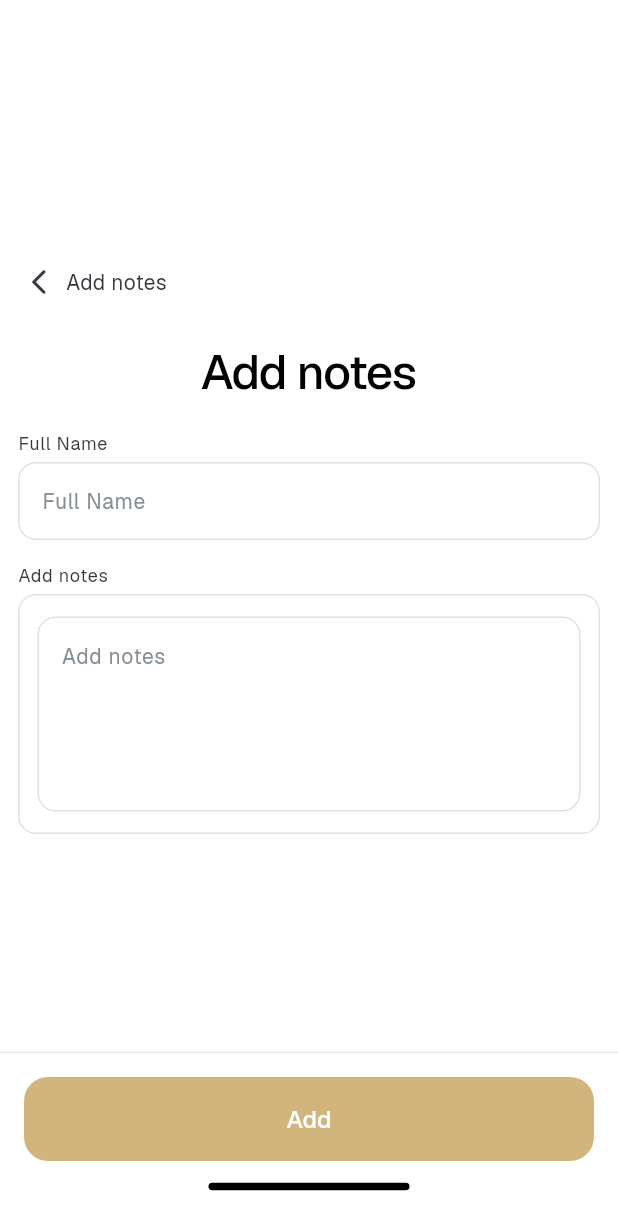
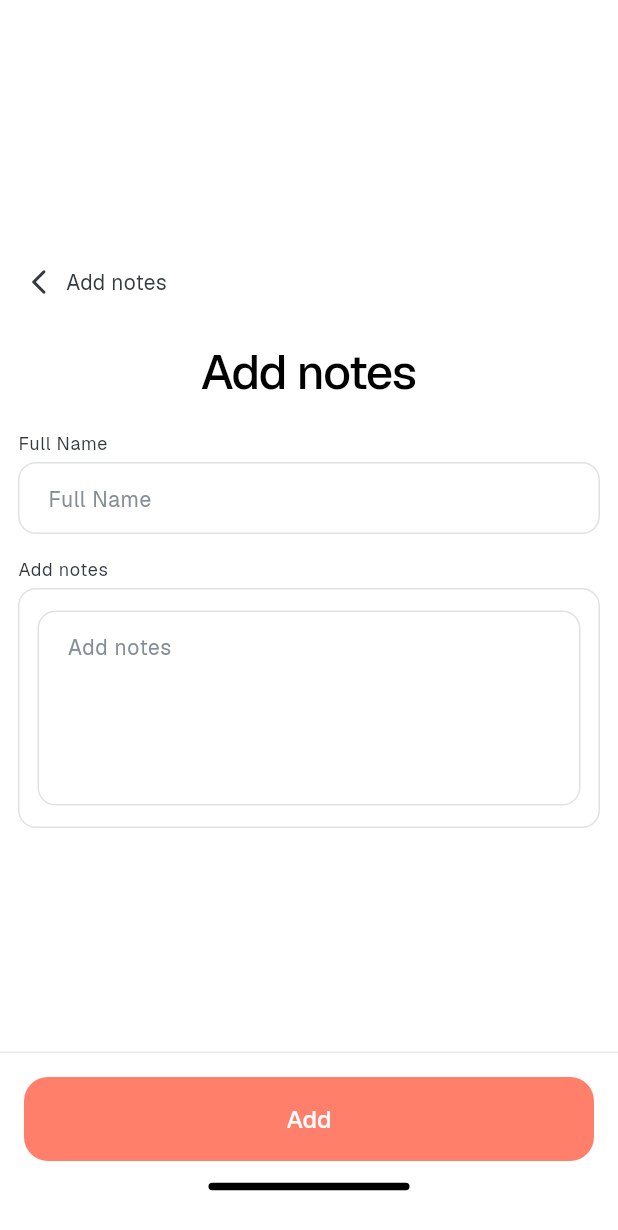
Before and after one commit to sarvarbeksoporboyev8-debug/sweets, a Flutter app: the AddNotesScreen screen opened by its route, on a phone screen of 412 x 824 dp. Shown: the top 1230 px of the screen. Run offline on Flutter 3.47's test engine with Material 3 defaults, Android fonts, the phone set to English and light mode, and no system bars; accounts and stored records are empty; project files that could hold a hidden picture were left out.

Commit message:
Update core color system: pastel colors, coral primary, and theme
Co-authored-by: sarvarbeksoporboyev8-debug <251588596+sarvarbeksoporboyev8-debug@users.noreply.github.com>

```diff
--- a/lib/constants/colors.dart
+++ b/lib/constants/colors.dart
@@ -2,40 +2,83 @@ import 'package:flutter/material.dart';
 
 /// Color constants for the Sweets app
 ///
-/// Production theme colors:
-/// - Top Bar: #FFFFFF (Pure white) - AppBar/header backgrounds
-/// - Cream Background: #F6EFE3 (RGB 246, 239, 227) - Main screen backgrounds
-/// - Card White: #FFFFFF (Pure white) - Card surfaces
-/// - Primary Accent: #D1B57C (RGB 209, 181, 124) - Primary buttons and key accents
+/// Production theme colors - Pastel Rainbow with Coral/Red Primary:
+/// - Page Background: #FFFFFF (Pure white) - Main screen backgrounds
+/// - Card Colors: Pastel rainbow rotation (purple, cyan, peach, yellow)
+/// - Primary Button: #FF7F6B (Coral/Red) - Primary buttons and key accents
 class SweetsColors {
+  // ===== PASTEL CARD COLORS =====
+  static const Color cardPurple = Color(0xFFC9B5E0);    // Purple/Lavender
+  static const Color cardCyan = Color(0xFFA8E6E1);      // Cyan/Turquoise
+  static const Color cardPeach = Color(0xFFF5D5C8);     // Peach/Coral (light)
+  static const Color cardYellow = Color(0xFFF5F0C8);    // Yellow/Cream
+
+  // Lighter shades for gradients
+  static const Color cardPurpleLight = Color(0xFFE0D5F2);
+  static const Color cardCyanLight = Color(0xFFD1F2F0);
+  static const Color cardPeachLight = Color(0xFFFAE6DC);
+  static const Color cardYellowLight = Color(0xFFFBF8E0);
+
+  // ===== PRIMARY BUTTON & ACCENT COLOR =====
+  static const Color buttonCoral = Color(0xFFFF7F6B);   // Coral/Red
+  static const Color primaryAccent = Color(0xFFFF7F6B); // Same as button
+  static const Color accentRed = Color(0xFFFF7F6B);     // Alias
+
+  // ===== PAGE BACKGROUND =====
+  static const Color pageBackground = Color(0xFFFFFFFF); // White
+  static const Color cardBackground = Color(0xFFFFFFFF); // White for some cards
+
+  // ===== TEXT COLORS =====
+  static const Color textDark = Color(0xFF2B2B2B);      // Dark text on light
+  static const Color textMedium = Color(0xFF5C5C5C);    // Medium text
+  static const Color textLight = Color(0xFF8B8B8B);     // Light text
+  static const Color textOnCoral = Color(0xFFFFFFFF);   // White text on coral
+
+  // ===== UTILITY =====
+  // Array of card colors for rotation
+  static const List<Color> cardColorsPastel = [
+    cardPurple,
+    cardCyan,
+    cardPeach,
+    cardYellow,
+  ];
+
+  // Lightest shades for backgrounds
+  static const List<Color> cardColorsLight = [
+    cardPurpleLight,
+    cardCyanLight,
+    cardPeachLight,
+    cardYellowLight,
+  ];
+
+  // ===== BACKWARD COMPATIBILITY =====
   // Production theme colors
   static const Color kTopBar = Color(0xFFFFFFFF); // Pure white #FFFFFF
-  static const Color kCreamBg = Color(0xFFF6EFE3); // Creamy background #F6EFE3
+  static const Color kCreamBg = Color(0xFFFFFFFF); // Changed to white
   static const Color kCardWhite = Color(0xFFFFFFFF); // Card surfaces
   static const Color kCardShadow = Color(0x1A000000); // Subtle shadow
-  static const Color kAccentGold = Color(0xFFD1B57C); // Primary accent
-  static const Color kDarkText = Color(0xFF1F2937); // Dark text
-  static const Color kLightText = Color(0xFF6B7280); // Light text
+  static const Color kAccentGold = Color(0xFFFF7F6B); // Changed to coral
+  static const Color kDarkText = Color(0xFF2B2B2B); // Dark text (updated)
+  static const Color kLightText = Color(0xFF8B8B8B); // Light text (updated)
 
-  // Legacy custom theme colors (kept for backward compatibility)
-  static const Color background = Color(0xFFF6EFE3); // Updated to creamy
-  static const Color primary = Color(0xFFD1B57C); // RGB(209, 181, 124)
-  static const Color primaryAccent = Color(0xFFD1B57C); // Alias for consistency
+  // Legacy custom theme colors (updated to new colors)
+  static const Color background = Color(0xFFFFFFFF); // White
+  static const Color primary = Color(0xFFFF7F6B); // Coral/Red
 
   // Legacy primary colors (kept for backward compatibility)
   static const Color primaryOrange = Color(0xFFFD7E14); // Legacy primary
   static const Color primaryLighter = Color(0xFFFFA94D); // Legacy primary lighter
   static const Color primaryDark = Color(0xFFF76707); // Legacy primary dark
 
-  // Beige card gradient colors
-  static const Color kCardBeige1 = Color(0xFFF3E6CF); // Light cream
-  static const Color kCardBeige2 = Color(0xFFE6D1AD); // Warm beige
-  static const Color kCardBeige3 = Color(0xFFD9BE8E); // Deeper beige (for depth variation)
+  // Beige card gradient colors (kept for backward compatibility but should use pastel)
+  static const Color kCardBeige1 = Color(0xFFC9B5E0); // Now purple
+  static const Color kCardBeige2 = Color(0xFFA8E6E1); // Now cyan
+  static const Color kCardBeige3 = Color(0xFFF5D5C8); // Now peach
 
-  // Text colors for beige cards - ensure high contrast
-  static const Color kCardTextDark = Color(0xFF2B1E16); // Dark brown
-  static const Color kCardTextMedium = Color(0xFF5C4033); // Medium brown
-  static const Color kCardTextLight = Color(0xFF8B7355); // Light brown
+  // Text colors for cards - ensure high contrast
+  static const Color kCardTextDark = Color(0xFF2B2B2B); // Dark text
+  static const Color kCardTextMedium = Color(0xFF5C5C5C); // Medium text
+  static const Color kCardTextLight = Color(0xFF8B8B8B); // Light text
 
   // Neutral colors
   static const Color white = Color(0xFFFFFFFF);
--- a/lib/widgets/sweets_bottom_nav_bar.dart
+++ b/lib/widgets/sweets_bottom_nav_bar.dart
@@ -112,12 +112,12 @@ class _NavItem extends StatelessWidget {
             Container(
               padding: const EdgeInsets.all(SweetsSpacing.gapSmall),
               decoration: BoxDecoration(
-                color: isActive ? SweetsColors.primary : Colors.transparent,
+                color: isActive ? SweetsColors.buttonCoral : Colors.transparent, // Coral for active
                 borderRadius: BorderRadius.circular(SweetsSpacing.radiusSmall),
                 boxShadow: isActive
                     ? [
                         BoxShadow(
-                          color: SweetsColors.primary.withOpacity(0.4), // Updated to use new primary
+                          color: SweetsColors.buttonCoral.withOpacity(0.4), // Coral shadow
                           blurRadius: 12,
                           offset: Offset(0, 6),
                         ),
@@ -138,7 +138,7 @@ class _NavItem extends StatelessWidget {
                 fontWeight: FontWeight.w400,
                 fontSize: 12,
                 height: 16 / 12,
-                color: isActive ? SweetsColors.primary : const Color(0xFF475467),
+                color: isActive ? SweetsColors.buttonCoral : const Color(0xFF475467), // Coral for active
               ),
             ),
           ],
--- a/lib/widgets/sweets_button.dart
+++ b/lib/widgets/sweets_button.dart
@@ -21,7 +21,8 @@ class SweetsPrimaryButton extends StatelessWidget {
       child: ElevatedButton(
         onPressed: onPressed,
         style: ElevatedButton.styleFrom(
-          backgroundColor: SweetsColors.primary,
+          backgroundColor: SweetsColors.buttonCoral, // Coral/Red #FF7F6B
+          foregroundColor: SweetsColors.textOnCoral, // White text
           shape: RoundedRectangleBorder(
             borderRadius: BorderRadius.circular(16),
           ),
```
Also changed, not shown: lib/constants/gradients.dart (+53 -21 lines), lib/theme/sweets_theme.dart (+111 -47 lines).
